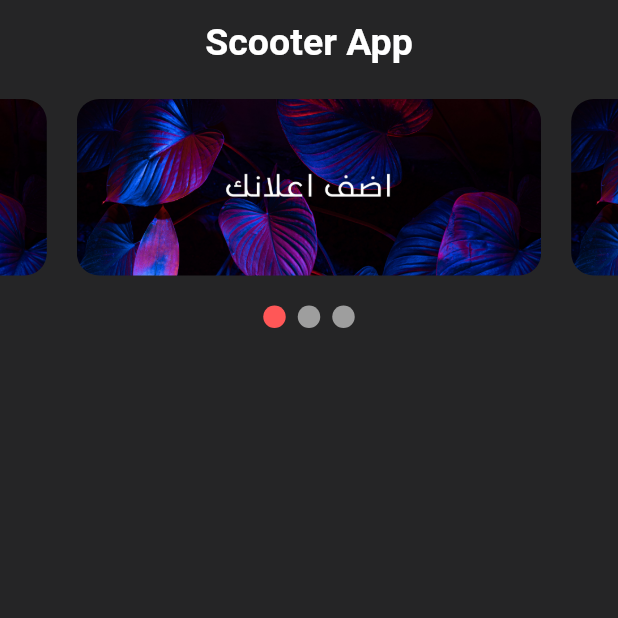
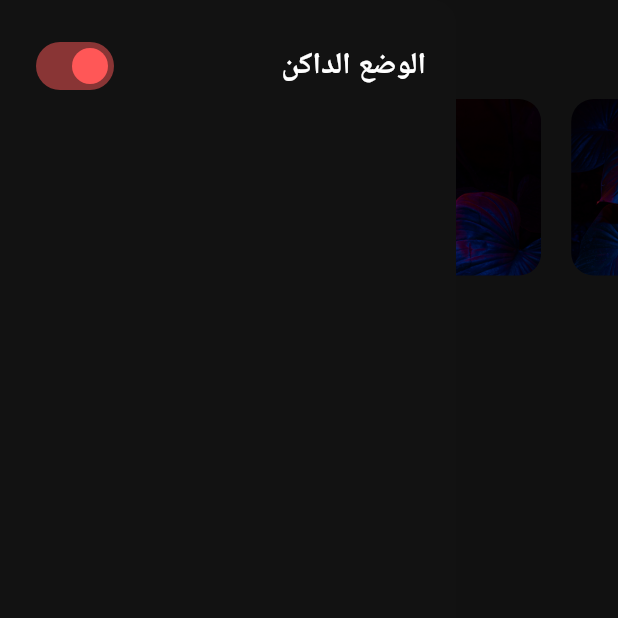
Before and after one commit to eyad-gomaa/Scooter-App, a Flutter app: the HomeView screen opened by its route, with the side drawer open (before the commit the screen has no drawer), on a phone screen of 412 x 824 dp, the top half of it. Run offline on Flutter 3.47's test engine with Material 3 defaults, Android fonts, the phone set to English and light mode, and no system bars; drawn by our look-alikes of carousel_slider, smooth_page_indicator; our stand-ins replace flutter_bloc, go_router, google_fonts, hive_flutter, shared_preferences; accounts and stored records are empty; Roboto replaces fonts that are missing (Cairo).

Commit message:
finish theme switch (dark mode, light mode)

```diff
--- /dev/null
+++ b/lib/features/home/presentation/manager/theme_cubit/theme_cubit.dart
@@ -0,0 +1,18 @@
+import 'package:flutter_bloc/flutter_bloc.dart';
+import 'package:scooter_app/features/home/presentation/manager/theme_cubit/theme_state.dart';
+
+class ThemeCubit extends Cubit<AppThemeState> {
+  ThemeCubit() : super(ThemeInitial());
+  bool switchValue = true;
+
+
+  void setLightMode() {
+    switchValue = false;
+    emit(SetLightMode());
+  }
+
+  void setDarkMode() {
+    switchValue = true;
+    emit(SetDarkMode());
+  }
+}
--- /dev/null
+++ b/lib/features/home/presentation/manager/theme_cubit/theme_state.dart
@@ -0,0 +1,6 @@
+
+abstract class AppThemeState {}
+
+class ThemeInitial extends AppThemeState {}
+class SetLightMode extends AppThemeState {}
+class SetDarkMode extends AppThemeState {}
--- a/lib/features/home/presentation/view/home_view.dart
+++ b/lib/features/home/presentation/view/home_view.dart
@@ -1,16 +1,24 @@
 import 'package:flutter/material.dart';
+import 'package:flutter_bloc/flutter_bloc.dart';
+import 'package:scooter_app/core/resources/color_manager.dart';
+import 'package:scooter_app/features/home/presentation/view/widget/home_drawer.dart';
 import 'package:scooter_app/features/home/presentation/view/widget/home_view_body.dart';
+
+import '../manager/theme_cubit/theme_cubit.dart';
 
 class HomeView extends StatelessWidget {
   const HomeView({Key? key}) : super(key: key);
 
   @override
   Widget build(BuildContext context) {
-
-    return  Scaffold(
+    return Scaffold(
+      drawer: const HomeDrawer(),
       appBar: AppBar(
         centerTitle: true,
-        title: Text("Scooter App",style: Theme.of(context).textTheme.displayMedium,),
+        title: Text("Scooter App", style: Theme
+            .of(context)
+            .textTheme
+            .displayMedium,),
         elevation: 0,
         backgroundColor: Colors.transparent,
       ),
--- /dev/null
+++ b/lib/features/home/presentation/view/widget/home_drawer.dart
@@ -0,0 +1,46 @@
+import 'package:flutter/material.dart';
+import 'package:flutter_bloc/flutter_bloc.dart';
+
+import '../../../../../core/resources/color_manager.dart';
+import '../../manager/theme_cubit/theme_cubit.dart';
+import '../../manager/theme_cubit/theme_state.dart';
+
+class HomeDrawer extends StatelessWidget {
+  const HomeDrawer({Key? key}) : super(key: key);
+
+  @override
+  Widget build(BuildContext context) {
+    return BlocBuilder<ThemeCubit, AppThemeState>(
+  builder: (context, state) {
+    return Drawer(
+        child: Padding(
+          padding: const EdgeInsets.all(20),
+          child: Column(
+
+            children: [
+              Row(
+                mainAxisAlignment: MainAxisAlignment.spaceBetween,
+                children: [
+                  Switch(
+                      activeColor: ColorManager.redColor,
+                      value: BlocProvider.of<ThemeCubit>(context).switchValue,
+                      onChanged: (value){
+                        if(value){
+                          BlocProvider.of<ThemeCubit>(context).setDarkMode();
+                        }else{
+                          BlocProvider.of<ThemeCubit>(context).setLightMode();
+                        }
+                      }
+
+                  ),
+                  Text("الوضع الداكن",style: Theme.of(context).textTheme.displaySmall,),
+                ],
+              )
+            ],
+          ),
+        ),
+      );
+  },
+);
+  }
+}
```
Also changed, not shown: lib/core/utils/bloc_observer.dart (added, +35 -0 lines), lib/main.dart (+20 -6 lines).
